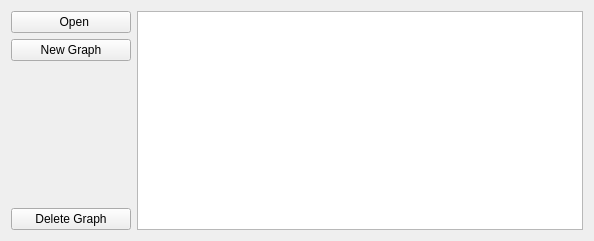
Qt form zengarden/source/forms/documentviewer.ui (aedm/zengine) before a commit.
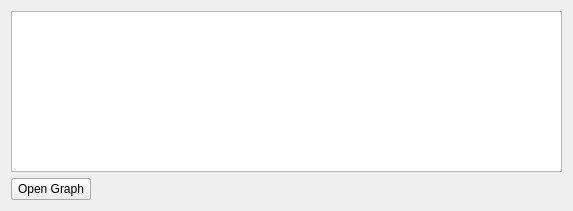
The same form after that commit.

```diff
--- a/zengarden/source/forms/documentviewer.ui
+++ b/zengarden/source/forms/documentviewer.ui
@@ -6,14 +6,24 @@
    <rect>
     <x>0</x>
     <y>0</y>
-    <width>594</width>
-    <height>241</height>
+    <width>573</width>
+    <height>211</height>
    </rect>
   </property>
   <property name="windowTitle">
    <string>Form</string>
   </property>
-  <layout class="QHBoxLayout" name="horizontalLayout">
+  <layout class="QVBoxLayout" name="verticalLayout_2">
+   <item>
+    <widget class="QColumnView" name="graphColumns">
+     <property name="dragDropMode">
+      <enum>QAbstractItemView::DragOnly</enum>
+     </property>
+     <property name="alternatingRowColors">
+      <bool>true</bool>
+     </property>
+    </widget>
+   </item>
    <item>
     <widget class="QFrame" name="frame">
      <property name="minimumSize">
@@ -31,7 +41,7 @@
      <property name="lineWidth">
       <number>0</number>
      </property>
-     <layout class="QVBoxLayout" name="verticalLayout">
+     <layout class="QHBoxLayout" name="horizontalLayout">
       <property name="leftMargin">
        <number>0</number>
       </property>
@@ -47,43 +57,26 @@
       <item>
        <widget class="QPushButton" name="openButton">
         <property name="text">
-         <string>  Open</string>
+         <string>Open Graph</string>
         </property>
        </widget>
       </item>
       <item>
-       <widget class="QPushButton" name="newGraphButton">
-        <property name="text">
-         <string>New Graph</string>
-        </property>
-       </widget>
-      </item>
-      <item>
-       <spacer name="verticalSpacer">
+       <spacer name="horizontalSpacer">
         <property name="orientation">
-         <enum>Qt::Vertical</enum>
+         <enum>Qt::Horizontal</enum>
         </property>
         <property name="sizeHint" stdset="0">
          <size>
-          <width>20</width>
-          <height>40</height>
+          <width>40</width>
+          <height>20</height>
          </size>
         </property>
        </spacer>
       </item>
-      <item>
-       <widget class="QPushButton" name="deleteGraphButton">
-        <property name="text">
-         <string>Delete Graph</string>
-        </property>
-       </widget>
-      </item>
      </layout>
     </widget>
    </item>
-   <item>
-    <widget class="QListView" name="graphList"/>
-   </item>
   </layout>
  </widget>
  <resources>
```
